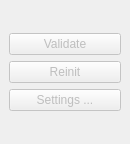
Qt form Code/GUI/lib/Resources/ManualSegmentationDockWidget.ui (gofigure2/GoFigure2) before a commit.
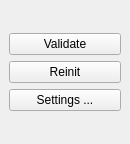
The same form after that commit.

Commit message: Merge should be working - still needs more testing to ckeck if bugs are remaining ENH: One click segmentation widget to create contours added TODO: fix memory leaks linked to smartpointers

```diff
--- a/Code/GUI/lib/Resources/ManualSegmentationDockWidget.ui
+++ b/Code/GUI/lib/Resources/ManualSegmentationDockWidget.ui
@@ -13,7 +13,7 @@
   <property name="minimumSize">
    <size>
     <width>111</width>
-    <height>130</height>
+    <height>141</height>
    </size>
   </property>
   <property name="allowedAreas">
@@ -29,7 +29,7 @@
       <item>
        <widget class="QPushButton" name="ValidateBtn">
         <property name="enabled">
-         <bool>false</bool>
+         <bool>true</bool>
         </property>
         <property name="toolTip">
          <string>Validate Contour</string>
@@ -48,7 +48,7 @@
       <item>
        <widget class="QPushButton" name="ReinitializeBtn">
         <property name="enabled">
-         <bool>false</bool>
+         <bool>true</bool>
         </property>
         <property name="toolTip">
          <string>Reinitialize Contour</string>
@@ -59,12 +59,15 @@
         <property name="shortcut">
          <string>Ctrl+R</string>
         </property>
+        <property name="checkable">
+         <bool>false</bool>
+        </property>
        </widget>
       </item>
       <item>
        <widget class="QPushButton" name="SettingsBtn">
         <property name="enabled">
-         <bool>false</bool>
+         <bool>true</bool>
         </property>
         <property name="toolTip">
          <string>Change Contour Settings</string>
```
The commit also changes 18 other files.
